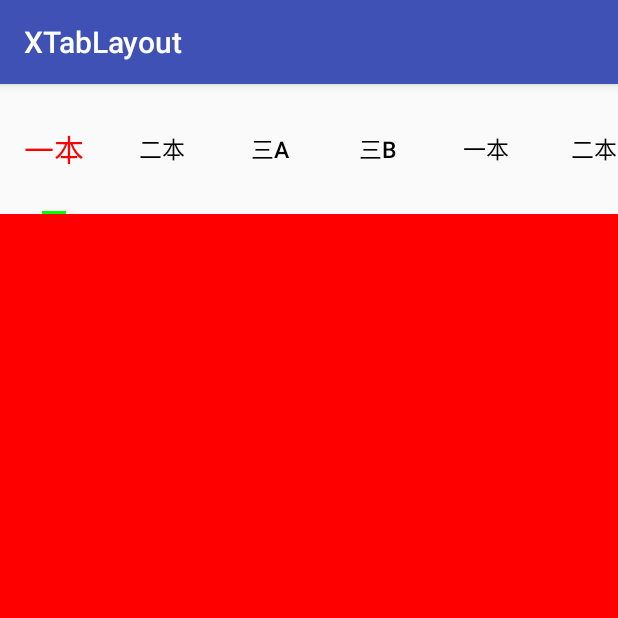
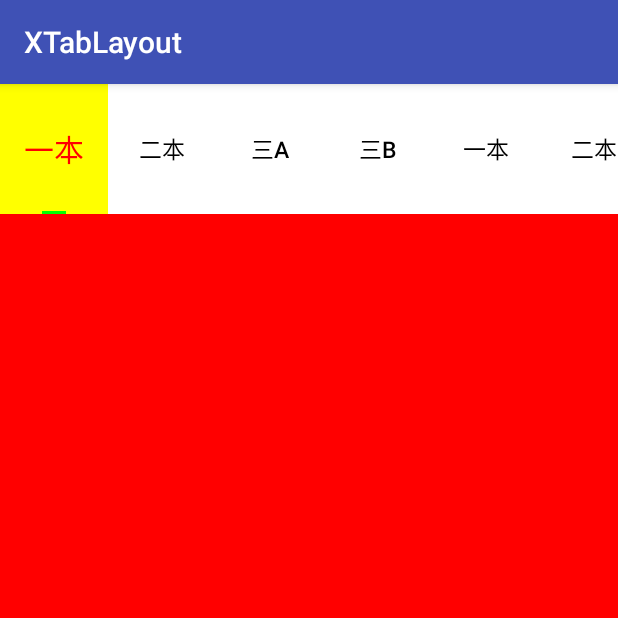
Before and after one commit to fanyis/XTabLayoute, an Android app: the screen it shows after launch (MainActivity), on a phone screen of 412 x 824 dp, the top half of it. Run offline under Robolectric (Android 15) with nearby library versions, the phone set to English and light mode, and no system bars.

Commit message:
增加设置选中Tab的背景色

```diff
--- a/app/src/main/res/layout/activity_main.xml
+++ b/app/src/main/res/layout/activity_main.xml
@@ -12,6 +12,8 @@
         android:id="@+id/xTablayout"
         android:layout_width="match_parent"
         android:layout_height="130px"
+        app:xTabBackgroundColor="#fff"
+        app:xTabSelectedBackgroundColor="#ff0"
         app:xTabMode="scrollable"
         app:xTabIndicatorColor="#0f0"
         app:xTabIndicatorHeight="2dp"
--- a/xtablayoutlibrary/src/main/java/com/androidkun/xtablayout/XTabLayout.java
+++ b/xtablayoutlibrary/src/main/java/com/androidkun/xtablayout/XTabLayout.java
@@ -175,7 +175,8 @@ public class XTabLayout extends HorizontalScrollView {
     private float mTabSelectedTextSize = 0;
     private float mTabTextMultiLineSize;
 
-    private final int mTabBackgroundResId;
+    private final int xTabBackgroundColor;
+    private final int xTabSelectedBackgroundColor;
 
     private int mTabMaxWidth = Integer.MAX_VALUE;
     private final int mRequestedTabMinWidth;
@@ -278,7 +279,9 @@ public class XTabLayout extends HorizontalScrollView {
                 INVALID_WIDTH);
         mRequestedTabMaxWidth = a.getDimensionPixelSize(R.styleable.XTabLayout_xTabMaxWidth,
                 INVALID_WIDTH);
-        mTabBackgroundResId = a.getResourceId(R.styleable.XTabLayout_xTabBackground, 0);
+        xTabBackgroundColor = a.getColor(R.styleable.XTabLayout_xTabBackgroundColor, 0);
+        xTabSelectedBackgroundColor = a.getColor(R.styleable.XTabLayout_xTabSelectedBackgroundColor, 0);
+
         mContentInsetStart = a.getDimensionPixelSize(R.styleable.XTabLayout_xTabContentStart, 0);
         mMode = a.getInt(R.styleable.XTabLayout_xTabMode, MODE_FIXED);
         mTabGravity = a.getInt(R.styleable.XTabLayout_xTabGravity, GRAVITY_FILL);
@@ -1321,10 +1324,10 @@ public class XTabLayout extends HorizontalScrollView {
 
         public TabView(Context context) {
             super(context);
-            if (mTabBackgroundResId != 0) {
+          /*  if (mTabBackgroundResId != 0) {
                 setBackgroundDrawable(
                         AppCompatDrawableManager.get().getDrawable(context, mTabBackgroundResId));
-            }
+            }*/
             ViewCompat.setPaddingRelative(this, mTabPaddingStart, mTabPaddingTop,
                     mTabPaddingEnd, mTabPaddingBottom);
             setGravity(Gravity.CENTER);
@@ -1349,9 +1352,15 @@ public class XTabLayout extends HorizontalScrollView {
             final boolean changed = (isSelected() != selected);
             super.setSelected(selected);
             if (!selected) {
+                if(xTabBackgroundColor!=0) {
+                    setBackgroundColor(xTabBackgroundColor);
+                }
                 mTextView.setTextSize(TypedValue.COMPLEX_UNIT_PX, mTabTextSize);
             }
             if (changed && selected) {
+                if(xTabSelectedBackgroundColor!=0){
+                    setBackgroundColor(xTabSelectedBackgroundColor);
+                }
                 sendAccessibilityEvent(AccessibilityEvent.TYPE_VIEW_SELECTED);
 
                 if (mTextView != null) {
--- a/xtablayoutlibrary/src/main/res/values/attrs.xml
+++ b/xtablayoutlibrary/src/main/res/values/attrs.xml
@@ -15,7 +15,8 @@
         <attr name="xTabSelectedTextColor" format="color"/>
         <attr name="xTabMinWidth" format="dimension"/>
         <attr name="xTabMaxWidth" format="dimension"/>
-        <attr name="xTabBackground" format="reference|color"/>
+        <attr name="xTabBackgroundColor" format="reference|color"/>
+        <attr name="xTabSelectedBackgroundColor" format="reference|color"/>
         <attr name="xTabContentStart" format="dimension"/>
         <attr name="xTabMode">
             <enum name="scrollable" value="0x00000000" />
```
Also changed, not shown: 1 other file.
